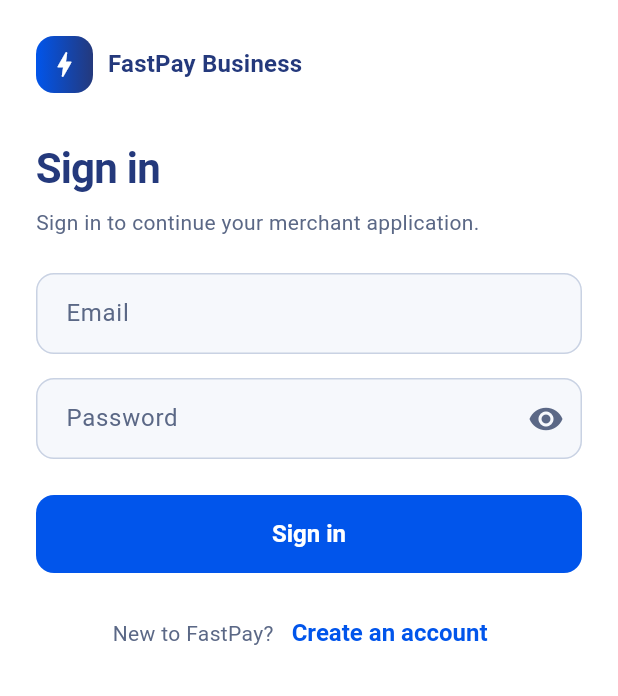
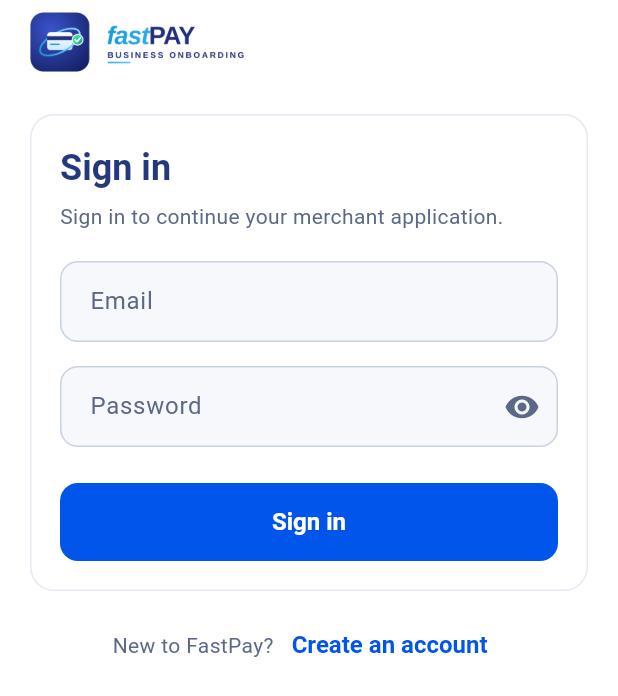
Before and after one commit to AbdulsemedM/business-onboarding, a Flutter app: the LoginScreen screen opened by its route, on a phone screen of 412 x 824 dp. Shown: the top 696 px of the screen. Run offline on Flutter 3.47's test engine with Material 3 defaults, Android fonts, the phone set to English and light mode, and no system bars; our stand-ins replace dio, file_picker, flutter_bloc, flutter_form_builder, flutter_image_compress, flutter_secure_storage and 7 more; missing offline and left inert: phone_numbers_parser; accounts and stored records are empty.

Commit message:
Apply the FastPay brand pack and rework the sign-in screens
- Launcher icons from the brand artwork: Android adaptive (foreground in
  the safe zone over a gradient background) and the full iOS set.
- assets/brand/ holds the logo and icon used in the app; Welcome and the
  sign-in screens now show the real mark instead of a placeholder.
- Sign in / Create account / Name your business: logo header, white card
  on a tinted page, capped reading width, and a footer link between them.
- Create account has a back arrow, and the phone's Back button returns to
  Sign in instead of leaving the app.
- New FieldRow puts short fields side by side (first/last name, city and
  state, postal code and country, open/close times, years/months) and
  stacks them on narrow screens or at large text sizes.

Co-Authored-By: Claude Opus 5 <noreply@anthropic.com>

```diff
--- a/lib/features/auth/ui/auth_scaffold.dart
+++ b/lib/features/auth/ui/auth_scaffold.dart
@@ -2,63 +2,135 @@ import 'package:flutter/material.dart';
 
 import '../../../core/errors/app_failure.dart';
 import '../../../core/errors/failure_messages.dart';
-import '../../../core/theme/app_theme.dart';
 import '../../../l10n/app_localizations.dart';
+import '../../../shared/widgets/brand_logo.dart';
 
-/// Shared layout for the sign-in screens: brand mark, title, intro, form.
+/// Shared layout for the sign-in screens: brand logo, title, intro, form.
+///
+/// The form sits on a white card over a soft tinted background, and is
+/// capped at a comfortable reading width on tablets. When [onBack] is set,
+/// a back arrow appears and the phone's Back button does the same thing,
+/// so these screens are never a dead end.
 class AuthScaffold extends StatelessWidget {
   const AuthScaffold({
     super.key,
     required this.title,
     required this.body,
     required this.children,
+    this.onBack,
+    this.footer,
   });
 
   final String title;
   final String body;
   final List<Widget> children;
 
+  /// Where Back goes. No arrow and no Back handling when null.
+  final VoidCallback? onBack;
+
+  /// Pinned under the card, e.g. "Already have an account? Sign in".
+  final Widget? footer;
+
+  static const maxContentWidth = 480.0;
+
   @override
   Widget build(BuildContext context) {
     final l10n = AppLocalizations.of(context);
     final theme = Theme.of(context);
+    final colors = theme.colorScheme;
+
     return Scaffold(
-      body: SafeArea(
+      backgroundColor: colors.surfaceContainerLowest,
+      body: PopScope(
+        canPop: onBack == null,
+        onPopInvokedWithResult: (didPop, _) {
+          if (!didPop) onBack?.call();
+        },
+        child: SafeArea(
+          child: Center(
+            child: ConstrainedBox(
+              constraints: const BoxConstraints(maxWidth: maxContentWidth),
               child: ListView(
-          padding: const EdgeInsets.fromLTRB(24, 24, 24, 32),
+                padding: const EdgeInsets.fromLTRB(20, 8, 20, 32),
                 children: [
                   Row(
                     children: [
-                Container(
-                  padding: const EdgeInsets.all(8),
-                  decoration: BoxDecoration(
-                    gradient: const LinearGradient(
-                      colors: [AppTheme.primary, AppTheme.secondary],
-                    ),
-                    borderRadius: BorderRadius.circular(12),
-                  ),
-                  child: const Icon(
-                    Icons.bolt_rounded,
-                    color: AppTheme.white,
-                    size: 22,
+                      if (onBack case final onBack?)
+                        Padding(
+                          padding: const EdgeInsetsDirectional.only(end: 4),
+                          child: IconButton(
+                            onPressed: onBack,
+                            tooltip: l10n.back,
+                            icon: const Icon(Icons.arrow_back),
                           ),
                         ),
-                const SizedBox(width: 10),
-                Text(l10n.appTitle, style: theme.textTheme.titleMedium),
+                      const Expanded(child: BrandLogo(height: 40)),
                     ],
                   ),
-            const SizedBox(height: 32),
+                  const SizedBox(height: 28),
+                  Card(
+                    margin: EdgeInsets.zero,
+                    child: Padding(
+                      padding: const EdgeInsets.all(20),
+                      child: Column(
+                        crossAxisAlignment: CrossAxisAlignment.stretch,
+                        children: [
                           Semantics(
                             header: true,
-              child: Text(title, style: theme.textTheme.headlineMedium),
+                            child: Text(
+                              title,
+                              style: theme.textTheme.headlineSmall,
                             ),
-            const SizedBox(height: 8),
-            Text(body, style: theme.textTheme.bodyMedium),
-            const SizedBox(height: 24),
+                          ),
+                          const SizedBox(height: 6),
+                          Text(
+                            body,
+                            style: theme.textTheme.bodyMedium?.copyWith(
+                              color: colors.onSurfaceVariant,
+                            ),
+                          ),
+                          const SizedBox(height: 20),
                           ...children,
                         ],
                       ),
                     ),
+                  ),
+                  if (footer case final footer?) ...[
+                    const SizedBox(height: 12),
+                    footer,
+                  ],
+                ],
+              ),
+            ),
+          ),
+        ),
+      ),
+    );
+  }
+}
+
+/// "New to FastPay? Create an account" under the card.
+class AuthSwitchLink extends StatelessWidget {
+  const AuthSwitchLink({
+    super.key,
+    required this.question,
+    required this.action,
+    required this.onPressed,
+  });
+
+  final String question;
+  final String action;
+  final VoidCallback? onPressed;
+
+  @override
+  Widget build(BuildContext context) {
+    return Wrap(
+      alignment: WrapAlignment.center,
+      crossAxisAlignment: WrapCrossAlignment.center,
+      children: [
+        Text(question, style: Theme.of(context).textTheme.bodyMedium),
+        TextButton(onPressed: onPressed, child: Text(action)),
+      ],
     );
   }
 }
--- a/lib/features/auth/ui/login_screen.dart
+++ b/lib/features/auth/ui/login_screen.dart
@@ -42,9 +42,19 @@ class _LoginScreenState extends State<LoginScreen> {
     final state = context.watch<AuthCubit>().state;
     final failure = state.failure;
 
+    void goRegister() {
+      context.read<AuthCubit>().clearFailure();
+      context.go(Routes.register);
+    }
+
     return AuthScaffold(
       title: l10n.authSignInTitle,
       body: l10n.authSignInBody,
+      footer: AuthSwitchLink(
+        question: l10n.authNoAccount,
+        action: l10n.authCreateAccount,
+        onPressed: state.busy ? null : goRegister,
+      ),
       children: [
         if (state.sessionExpired) ...[
           AuthError(
@@ -96,23 +106,6 @@ class _LoginScreenState extends State<LoginScreen> {
           busy: state.busy,
           onPressed: _submit,
         ),
-        const SizedBox(height: 16),
-        Wrap(
-          alignment: WrapAlignment.center,
-          crossAxisAlignment: WrapCrossAlignment.center,
-          children: [
-            Text(l10n.authNoAccount),
-            TextButton(
-              onPressed: state.busy
-                  ? null
-                  : () {
-                      context.read<AuthCubit>().clearFailure();
-                      context.go(Routes.register);
-                    },
-              child: Text(l10n.authCreateAccount),
-            ),
-          ],
-        ),
       ],
     );
   }
--- /dev/null
+++ b/lib/shared/widgets/brand_logo.dart
@@ -0,0 +1,42 @@
+import 'package:flutter/material.dart';
+
+import '../../l10n/app_localizations.dart';
+
+/// The FastPay wordmark with its card icon, for the top of a screen.
+///
+/// Decorative: screen readers hear the app name, not the image.
+class BrandLogo extends StatelessWidget {
+  const BrandLogo({super.key, this.height = 44});
+
+  final double height;
+
+  @override
+  Widget build(BuildContext context) {
+    return Semantics(
+      label: AppLocalizations.of(context).appTitle,
+      image: true,
+      child: ExcludeSemantics(
+        child: Image.asset(
+          'assets/brand/logo.png',
+          height: height,
+          fit: BoxFit.contain,
+          alignment: AlignmentDirectional.centerStart,
+        ),
+      ),
+    );
+  }
+}
+
+/// Just the app icon, for places too narrow for the full logo.
+class BrandMark extends StatelessWidget {
+  const BrandMark({super.key, this.size = 44});
+
+  final double size;
+
+  @override
+  Widget build(BuildContext context) {
+    return ExcludeSemantics(
+      child: Image.asset('assets/brand/icon.png', width: size, height: size),
+    );
+  }
+}
--- a/pubspec.yaml
+++ b/pubspec.yaml
@@ -45,3 +45,5 @@ dev_dependencies:
 flutter:
   uses-material-design: true
   generate: true
+  assets:
+    - assets/brand/
```
Also changed, not shown: lib/features/auth/ui/register_screen.dart (+17 -18 lines), lib/features/auth/ui/welcome_screen.dart (+9 -18 lines), lib/features/onboarding/step1_business/ui/step1_business_screen.dart (+28 -27 lines), lib/features/onboarding/step2_documents/ui/widgets/partner_documents_section.dart (+7 -3 lines), lib/features/onboarding/step3_compliance/ui/step3_compliance_screen.dart (+9 -2 lines), lib/shared/widgets/field_row.dart (added, +56 -0 lines), assets/brand/icon.png (added), assets/brand/logo.png (added), 29 other files. Lines whose indentation alone changed are shown as unchanged.
